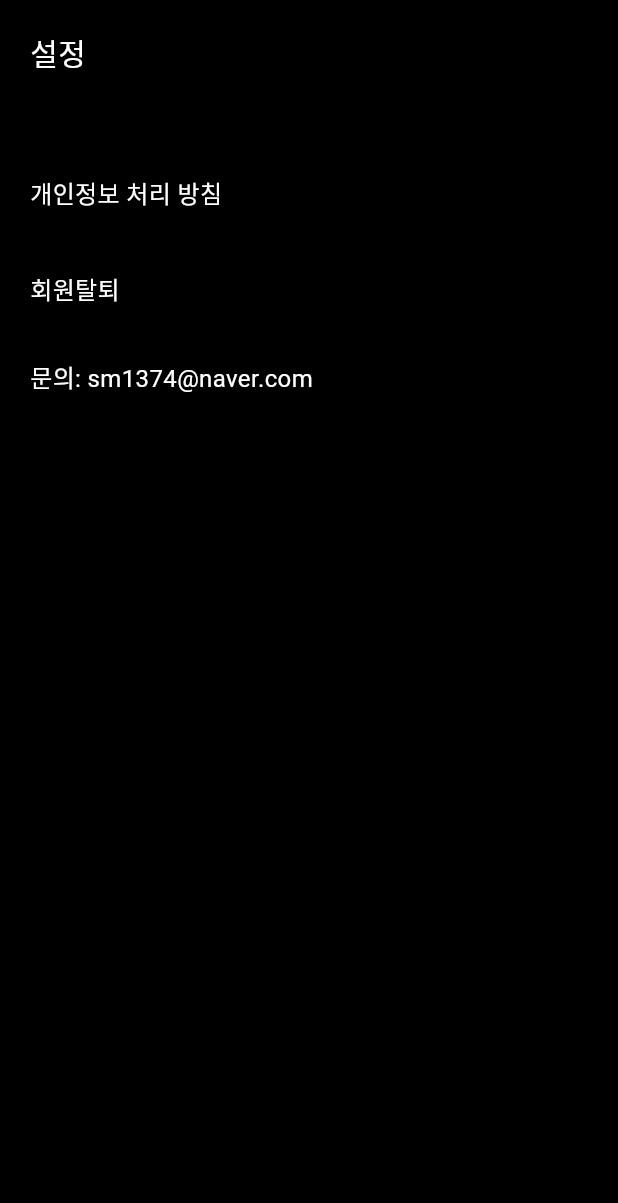
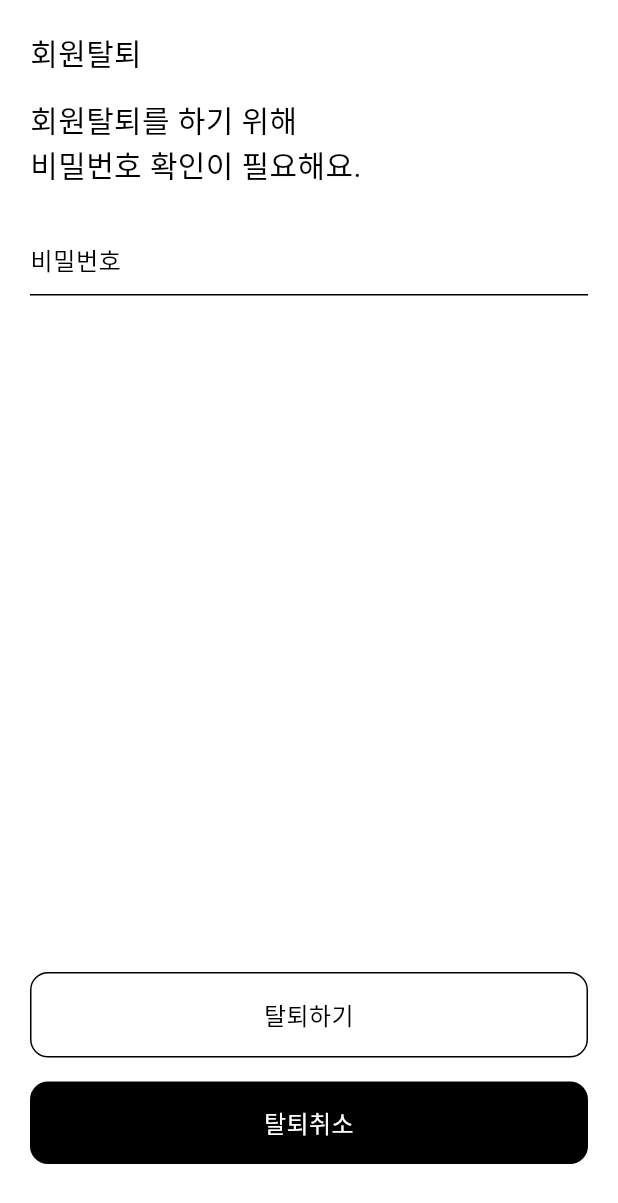
Before and after one commit to idstudent/stamp_way_flutter, a Flutter app: the SettingPage screen opened by its route, after a tap on "회원탈퇴", on a phone screen of 412 x 824 dp. Shown: the top 1203 px of the screen. Run offline on Flutter 3.47's test engine with Material 3 defaults, Android fonts, the phone set to English and light mode, and no system bars; our stand-ins replace cloud_firestore, dio, firebase_auth, firebase_core, floor, flutter_dotenv and 9 more; missing offline and left inert: dart:ffi; accounts and stored records are empty; generated files the repository leaves out were written again; Roboto replaces fonts that are missing (noto_extra_bold, noto_regular).

Commit message:
탈퇴 구현

```diff
--- a/lib/pages/login_page.dart
+++ b/lib/pages/login_page.dart
@@ -3,7 +3,7 @@ import 'package:flutter_riverpod/flutter_riverpod.dart';
 import 'package:go_router/go_router.dart';
 import 'package:stamp_way_flutter/colors/app_colors.dart';
 import 'package:stamp_way_flutter/font_styles/app_text_style.dart';
-import 'package:stamp_way_flutter/provider/login_provider.dart';
+import 'package:stamp_way_flutter/provider/user_provider.dart';
 import 'package:stamp_way_flutter/util/show_toast.dart';
 
 import '../routes/app_routes.dart';
@@ -80,10 +80,10 @@ class _LoginPageState extends ConsumerState<LoginPage> {
                     return;
                   }
 
-                  final (success, msg) = await ref.read(loginProvider.notifier).signIn(email, password);
+                  final (success, msg) = await ref.read(userProvider.notifier).signIn(email, password);
 
                   if(success) {
-                    Navigator.of(context).pop();
+                    context.pop();
                   }else {
                     showToast(msg!);
                   }
--- a/lib/pages/my_page.dart
+++ b/lib/pages/my_page.dart
@@ -5,7 +5,7 @@ import 'package:stamp_way_flutter/colors/app_colors.dart';
 import 'package:stamp_way_flutter/font_styles/app_text_style.dart';
 import 'package:stamp_way_flutter/model/level_info.dart';
 import 'package:stamp_way_flutter/model/saved_location.dart';
-import 'package:stamp_way_flutter/provider/login_provider.dart';
+import 'package:stamp_way_flutter/provider/user_provider.dart';
 import 'package:stamp_way_flutter/provider/saved_location_provider.dart';
 import 'package:stamp_way_flutter/routes/app_routes.dart';
 import 'package:stamp_way_flutter/util/show_toast.dart';
@@ -20,7 +20,7 @@ class MyPage extends ConsumerStatefulWidget {
 class _MyPageState extends ConsumerState<MyPage> {
   @override
   Widget build(BuildContext context) {
-    final userInfo = ref.watch(loginProvider);
+    final userInfo = ref.watch(userProvider);
     final visitedLocation = ref.watch(visitedLocationProvider);
     final certifyCount = ref.watch(certificationCountProvider);
 
@@ -206,7 +206,7 @@ class _MyPageState extends ConsumerState<MyPage> {
 
   Future<void> logout() async {
     try {
-      await ref.read(loginProvider.notifier).logout();
+      await ref.read(userProvider.notifier).logout();
       showToast('로그아웃 되었어요');
     }catch(e) {
       showToast('로그아웃이 실패했어요');
--- a/lib/pages/search_page.dart
+++ b/lib/pages/search_page.dart
@@ -212,7 +212,7 @@ class _SearchPageState extends ConsumerState<SearchPage> {
           showToast('위치 정보를 가져올 수 없어요');
         }
 
-        Navigator.pop(context);
+        context.pop();
       },
       child: Container(
         alignment: Alignment.centerLeft,
--- a/lib/pages/setting_page.dart
+++ b/lib/pages/setting_page.dart
@@ -1,5 +1,7 @@
 import 'package:flutter/material.dart';
+import 'package:go_router/go_router.dart';
 import 'package:stamp_way_flutter/font_styles/app_text_style.dart';
+import 'package:stamp_way_flutter/routes/app_routes.dart';
 
 class SettingPage extends StatelessWidget {
   const SettingPage({super.key});
@@ -26,8 +28,7 @@ class SettingPage extends StatelessWidget {
               ),
             ),
             GestureDetector(
-              onTap: () { //TODO: 회원탈퇴
-              } ,
+              onTap: () => context.pushNamed(AppRoutes.withdraw),
               child: Container(
                 width: double.infinity,
                 padding: EdgeInsets.all(20),
--- a/lib/pages/sign_up_page.dart
+++ b/lib/pages/sign_up_page.dart
@@ -3,7 +3,7 @@ import 'package:flutter_riverpod/flutter_riverpod.dart';
 import 'package:go_router/go_router.dart';
 import 'package:stamp_way_flutter/colors/app_colors.dart';
 import 'package:stamp_way_flutter/font_styles/app_text_style.dart';
-import 'package:stamp_way_flutter/provider/login_provider.dart';
+import 'package:stamp_way_flutter/provider/user_provider.dart';
 import 'package:stamp_way_flutter/util/show_toast.dart';
 
 final emailErrorProvider = StateProvider<String?>((ref) => null);
@@ -148,7 +148,7 @@ class _SignUpPageState extends ConsumerState<SignUpPage> {
               GestureDetector(
                 onTap: () async {
                   if(_validateInput()) {
-                    final (success, message) = await ref.read(loginProvider.notifier).signUp(
+                    final (success, message) = await ref.read(userProvider.notifier).signUp(
                       _emailController.text.toString(),
                       _passwordController.text.toString(),
                       _nicknameController.text.toString()
--- /dev/null
+++ b/lib/pages/with_draw_page.dart
@@ -0,0 +1,114 @@
+import 'package:flutter/material.dart';
+import 'package:flutter/services.dart';
+import 'package:flutter_riverpod/flutter_riverpod.dart';
+import 'package:go_router/go_router.dart';
+import 'package:stamp_way_flutter/colors/app_colors.dart';
+import 'package:stamp_way_flutter/font_styles/app_text_style.dart';
+import 'package:stamp_way_flutter/provider/user_provider.dart';
+import 'package:stamp_way_flutter/util/show_toast.dart';
+
+class WithDrawPage extends ConsumerStatefulWidget {
+  const WithDrawPage({super.key});
+
+  @override
+  ConsumerState<WithDrawPage> createState() => _WithDrawPageState();
+}
+
+class _WithDrawPageState extends ConsumerState<WithDrawPage> {
+  final passwordController = TextEditingController();
+
+  @override
+  Widget build(BuildContext context) {
+    return Scaffold(
+      backgroundColor: AppColors.white,
+      body: SafeArea(
+        child: Padding(
+          padding: const EdgeInsets.only(top: 20, left: 20, right:20, bottom: 48),
+          child: Column(
+            crossAxisAlignment: CrossAxisAlignment.start,
+            children: [
+              Text(
+                '회원탈퇴',
+                style: AppTextStyle.fontSize20WhiteExtraBold.copyWith(color: AppColors.black),
+              ),
+              const SizedBox(height: 16,),
+              Text(
+                '회원탈퇴를 하기 위해\n비밀번호 확인이 필요해요.',
+                style: AppTextStyle.fontSize20WhiteExtraBold.copyWith(color: AppColors.black),
+              ),
+              const SizedBox(height: 24,),
+              TextFormField(
+                decoration: InputDecoration(
+                  border: InputBorder.none,
+                  enabledBorder: UnderlineInputBorder(
+                    borderSide: BorderSide(color: AppColors.black)
+                  ),
+                  focusedBorder: UnderlineInputBorder(
+                    borderSide: BorderSide(color: AppColors.black)
+                  ),
+                  hintText: '비밀번호',
+                  hintStyle: AppTextStyle.fontSize16WhiteRegular.copyWith(color: AppColors.black)
+                ),
+                controller: passwordController,
+                style: AppTextStyle.fontSize16WhiteRegular.copyWith(color: AppColors.black),
+                obscureText: true,
+              ),
+              const Expanded(child: SizedBox()),
+              GestureDetector(
+                onTap: () async {
+                  final password = passwordController.text.toString();
+                  if(password.isEmpty) {
+                    showToast('비밀번호를 입력해주세요.');
+                    return;
+                  }
+
+                  final (success, message) = await ref.read(userProvider.notifier).deleteAccount(password);
+
+                  if(success) {
+                    showToast(message);
+                    SystemNavigator.pop();
+                  }else{
+                    showToast(message);
+                  }
+                },
+                child: Container(
+                  width: double.infinity,
+                  decoration: BoxDecoration(
+                    color: AppColors.white,
+                    border: Border.all(color: AppColors.black),
+                    borderRadius: BorderRadius.circular(12)
+                  ),
+                  padding: const EdgeInsets.symmetric(vertical: 16),
+                  child: Text(
+                    '탈퇴하기',
+                    style: AppTextStyle.fontSize16WhiteRegular.copyWith(color: AppColors.black),
+                    textAlign: TextAlign.center,
+                  ),
+                ),
+              ),
+              const SizedBox(height: 16,),
+              GestureDetector(
+                onTap: () {
+                  context.pop();
+                },
+                child: Container(
+                  width: double.infinity,
+                  decoration: BoxDecoration(
+                      color: AppColors.black,
+                      borderRadius: BorderRadius.circular(12)
+                  ),
+                  padding: const EdgeInsets.symmetric(vertical: 16),
+                  child: Text(
+                    '탈퇴취소',
+                    style: AppTextStyle.fontSize16WhiteRegular,
+                    textAlign: TextAlign.center,
+                  ),
+                ),
+              )
+            ],
+          ),
+        )
+      ),
+    );
+  }
+}
--- a/lib/routes/app_routes.dart
+++ b/lib/routes/app_routes.dart
@@ -10,6 +10,7 @@ import 'package:stamp_way_flutter/pages/search_tour_detail_page.dart';
 import 'package:stamp_way_flutter/pages/setting_page.dart';
 import 'package:stamp_way_flutter/pages/sign_up_page.dart';
 import 'package:stamp_way_flutter/pages/tour_detail_page.dart';
+import 'package:stamp_way_flutter/pages/with_draw_page.dart';
 
 import '../pages/my_tour_detail_page.dart';
 
@@ -26,6 +27,7 @@ class AppRoutes {
   static const String signUp = '/sign-up';
   static const String setting = '/setting';
   static const String myCertification = '/my-certification';
+  static const String withdraw = '/withdraw';
 }
 
 final GoRouter router = GoRouter(
@@ -112,5 +114,12 @@ final GoRouter router = GoRouter(
         return MyCertificationPage();
       }
     ),
+    GoRoute(
+      path: AppRoutes.withdraw,
+      name: AppRoutes.withdraw,
+      builder: (context, state) {
+        return WithDrawPage();
+      }
+    )
   ],
 );
```
Also changed, not shown: lib/provider/user_provider.dart (renamed from lib/provider/login_provider.dart, +53 -2 lines).
